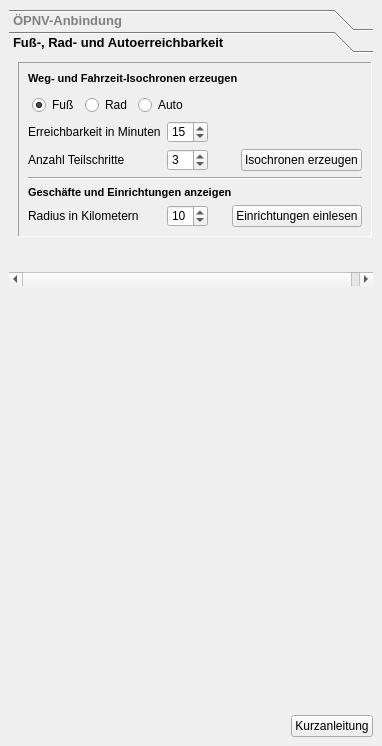
Qt form projektcheck/ui/ProjektCheck_dockwidget_analysis_02-Err.ui (projektcheck/ProjektCheck-QGIS) before a commit.
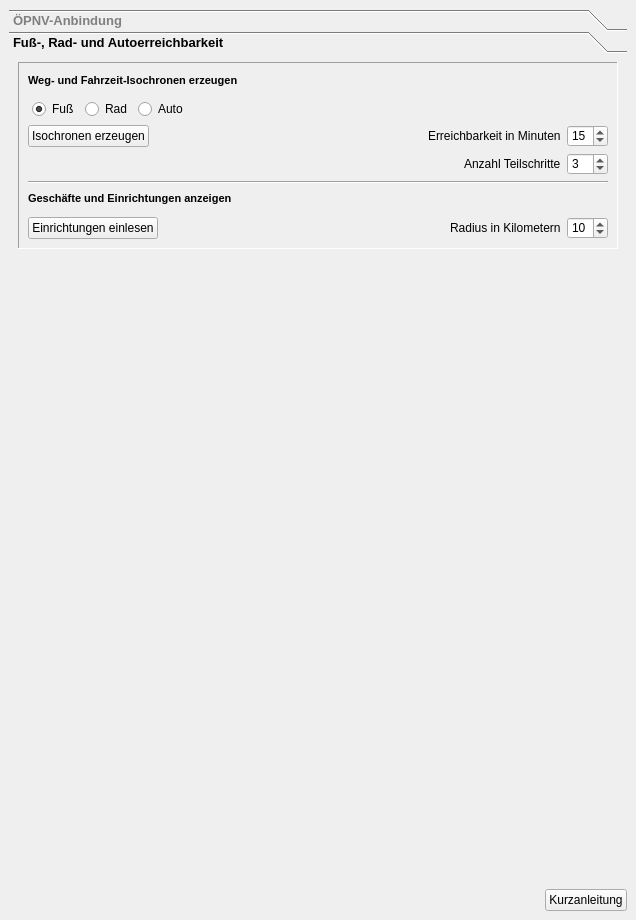
The same form after that commit. The open tabs and pages were chosen to show the change. Icons and pictures are not drawn.

Commit message: first efforts modifying QToolBox appearance (next tab directly subsequent to its predecessor). seriously, this seems to be a standoff! Began switching some visibility-buttons to recalculate-checkboxes ...

The edit to the form file:
```diff
--- a/projektcheck/ui/ProjektCheck_dockwidget_analysis_02-Err.ui
+++ b/projektcheck/ui/ProjektCheck_dockwidget_analysis_02-Err.ui
@@ -6,8 +6,8 @@
    <rect>
     <x>0</x>
     <y>0</y>
-    <width>382</width>
-    <height>746</height>
+    <width>636</width>
+    <height>920</height>
    </rect>
   </property>
   <property name="styleSheet">
@@ -62,6 +62,18 @@
    <layout class="QVBoxLayout" name="verticalLayout">
     <item>
      <widget class="QToolBox" name="toolBox">
+      <property name="sizePolicy">
+       <sizepolicy hsizetype="Preferred" vsizetype="Fixed">
+        <horstretch>0</horstretch>
+        <verstretch>0</verstretch>
+       </sizepolicy>
+      </property>
+      <property name="minimumSize">
+       <size>
+        <width>0</width>
+        <height>253</height>
+       </size>
+      </property>
       <property name="currentIndex">
        <number>0</number>
       </property>
@@ -341,89 +353,49 @@
         <rect>
          <x>0</x>
          <y>0</y>
-         <width>364</width>
-         <height>240</height>
+         <width>618</width>
+         <height>205</height>
         </rect>
        </property>
+       <property name="sizePolicy">
+        <sizepolicy hsizetype="Preferred" vsizetype="Fixed">
+         <horstretch>0</horstretch>
+         <verstretch>0</verstretch>
+        </sizepolicy>
+       </property>
+       <property name="minimumSize">
+        <size>
+         <width>0</width>
+         <height>205</height>
+        </size>
+       </property>
        <attribute name="label">
         <string>Fuß-, Rad- und Autoerreichbarkeit</string>
        </attribute>
-       <layout class="QGridLayout" name="gridLayout_2">
-        <item row="0" column="0">
+       <layout class="QVBoxLayout" name="verticalLayout_4">
+        <item>
          <widget class="QFrame" name="frame_2">
+          <property name="sizePolicy">
+           <sizepolicy hsizetype="Preferred" vsizetype="Fixed">
+            <horstretch>0</horstretch>
+            <verstretch>0</verstretch>
+           </sizepolicy>
+          </property>
+          <property name="minimumSize">
+           <size>
+            <width>0</width>
+            <height>187</height>
+           </size>
+          </property>
           <property name="frameShape">
            <enum>QFrame::Panel</enum>
           </property>
           <property name="frameShadow">
            <enum>QFrame::Sunken</enum>
           </property>
-          <layout class="QGridLayout" name="gridLayout_4">
-           <item row="8" column="0">
-            <widget class="QLabel" name="label_3">
-             <property name="text">
-              <string>Erreichbarkeit in Minuten</string>
-             </property>
-            </widget>
-           </item>
-           <item row="10" column="0" colspan="6">
-            <widget class="Line" name="line_2">
-             <property name="orientation">
-              <enum>Qt::Horizontal</enum>
-             </property>
-            </widget>
-           </item>
-           <item row="12" column="0">
-            <widget class="QLabel" name="label_5">
-             <property name="text">
-              <string>Radius in Kilometern</string>
-             </property>
-            </widget>
-           </item>
-           <item row="8" column="1">
-            <widget class="QSpinBox" name="cutoff_input">
-             <property name="minimum">
-              <number>1</number>
-             </property>
-             <property name="value">
-              <number>15</number>
-             </property>
-            </widget>
-           </item>
-           <item row="12" column="5">
-            <widget class="QPushButton" name="facilities_button">
-             <property name="sizePolicy">
-              <sizepolicy hsizetype="Fixed" vsizetype="Fixed">
-               <horstretch>0</horstretch>
-               <verstretch>0</verstretch>
-              </sizepolicy>
-             </property>
-             <property name="layoutDirection">
-              <enum>Qt::RightToLeft</enum>
-             </property>
-             <property name="text">
-              <string>Einrichtungen einlesen</string>
-             </property>
-             <property name="icon">
-              <iconset>
-               <normaloff>../../images/iconset_mob/20190619_iconset_mob_get_features_1.png</normaloff>../../images/iconset_mob/20190619_iconset_mob_get_features_1.png</iconset>
-             </property>
-             <property name="checkable">
-              <bool>false</bool>
-             </property>
-            </widget>
-           </item>
-           <item row="12" column="1">
-            <widget class="QSpinBox" name="radius_input">
-             <property name="minimum">
-              <number>1</number>
-             </property>
-             <property name="value">
-              <number>10</number>
-             </property>
-            </widget>
-           </item>
-           <item row="11" column="0" colspan="6">
-            <widget class="QLabel" name="label_7">
+          <layout class="QVBoxLayout" name="verticalLayout_5">
+           <item>
+            <widget class="QLabel" name="label">
              <property name="font">
               <font>
                <pointsize>8</pointsize>
@@ -432,54 +404,11 @@
               </font>
              </property>
              <property name="text">
-              <string>Geschäfte und Einrichtungen anzeigen</string>
+              <string>Weg- und Fahrzeit-Isochronen erzeugen</string>
              </property>
             </widget>
            </item>
-           <item row="9" column="1">
-            <widget class="QSpinBox" name="timestep_input">
-             <property name="sizePolicy">
-              <sizepolicy hsizetype="Fixed" vsizetype="Fixed">
-               <horstretch>0</horstretch>
-               <verstretch>0</verstretch>
-              </sizepolicy>
-             </property>
-             <property name="minimum">
-              <number>1</number>
-             </property>
-             <property name="value">
-              <number>3</number>
-             </property>
-            </widget>
-           </item>
-           <item row="9" column="0">
-            <widget class="QLabel" name="label_4">
-             <property name="text">
-              <string>Anzahl Teilschritte</string>
-             </property>
-            </widget>
-           </item>
-           <item row="9" column="5">
-            <widget class="QPushButton" name="isochrones_button">
-             <property name="sizePolicy">
-              <sizepolicy hsizetype="Fixed" vsizetype="Fixed">
-               <horstretch>0</horstretch>
-               <verstretch>0</verstretch>
-              </sizepolicy>
-             </property>
-             <property name="layoutDirection">
-              <enum>Qt::RightToLeft</enum>
-             </property>
-             <property name="text">
-              <string>Isochronen erzeugen</string>
-             </property>
-             <property name="icon">
-              <iconset>
-               <normaloff>../../images/iconset_mob/20190619_iconset_mob_create_isochrones_3.png</normaloff>../../images/iconset_mob/20190619_iconset_mob_create_isochrones_3.png</iconset>
-             </property>
-            </widget>
-           </item>
-           <item row="4" column="0" colspan="6">
+           <item>
             <layout class="QHBoxLayout" name="horizontalLayout_2">
              <property name="leftMargin">
               <number>4</number>
@@ -526,8 +455,115 @@
              </item>
             </layout>
            </item>
-           <item row="0" column="0" colspan="6">
-            <widget class="QLabel" name="label">
+           <item>
+            <layout class="QHBoxLayout" name="horizontalLayout_6">
+             <property name="topMargin">
+              <number>0</number>
+             </property>
+             <item>
+              <widget class="QPushButton" name="isochrones_button">
+               <property name="sizePolicy">
+                <sizepolicy hsizetype="Fixed" vsizetype="Fixed">
+                 <horstretch>0</horstretch>
+                 <verstretch>0</verstretch>
+                </sizepolicy>
+               </property>
+               <property name="layoutDirection">
+                <enum>Qt::RightToLeft</enum>
+               </property>
+               <property name="text">
+                <string>Isochronen erzeugen</string>
+               </property>
+               <property name="icon">
+                <iconset>
+                 <normaloff>../../images/iconset_mob/20190619_iconset_mob_create_isochrones_3.png</normaloff>../../images/iconset_mob/20190619_iconset_mob_create_isochrones_3.png</iconset>
+               </property>
+              </widget>
+             </item>
+             <item>
+              <spacer name="horizontalSpacer_7">
+               <property name="orientation">
+                <enum>Qt::Horizontal</enum>
+               </property>
+               <property name="sizeHint" stdset="0">
+                <size>
+                 <width>40</width>
+                 <height>20</height>
+                </size>
+               </property>
+              </spacer>
+             </item>
+             <item>
+              <widget class="QLabel" name="label_3">
+               <property name="text">
+                <string>Erreichbarkeit in Minuten</string>
+               </property>
+              </widget>
+             </item>
+             <item>
+              <widget class="QSpinBox" name="cutoff_input">
+               <property name="minimum">
+                <number>1</number>
+               </property>
+               <property name="value">
+                <number>15</number>
+               </property>
+              </widget>
+             </item>
+            </layout>
+           </item>
+           <item>
+            <layout class="QHBoxLayout" name="horizontalLayout_7">
+             <property name="topMargin">
+              <number>0</number>
+             </property>
+             <item>
+              <spacer name="horizontalSpacer_6">
+               <property name="orientation">
+                <enum>Qt::Horizontal</enum>
+               </property>
+               <property name="sizeHint" stdset="0">
+                <size>
+                 <width>40</width>
+                 <height>20</height>
+                </size>
+               </property>
+              </spacer>
+             </item>
+             <item>
+              <widget class="QLabel" name="label_4">
+               <property name="text">
+                <string>Anzahl Teilschritte</string>
+               </property>
+              </widget>
+             </item>
+             <item>
+              <widget class="QSpinBox" name="timestep_input">
+               <property name="sizePolicy">
+                <sizepolicy hsizetype="Fixed" vsizetype="Fixed">
+                 <horstretch>0</horstretch>
+                 <verstretch>0</verstretch>
+                </sizepolicy>
+               </property>
+               <property name="minimum">
+                <number>1</number>
+               </property>
+               <property name="value">
+                <number>3</number>
+               </property>
+              </widget>
+             </item>
+            </layout>
+           </item>
+           <item>
+            <widget class="Line" name="line_2">
+             <property name="orientation">
+              <enum>Qt::Horizontal</enum>
+             </property>
+            </widget>
+           </item>
+           <item>
+            <widget class="QLabel" name="label_7">
              <property name="font">
               <font>
                <pointsize>8</pointsize>
@@ -536,59 +572,77 @@
               </font>
              </property>
              <property name="text">
-              <string>Weg- und Fahrzeit-Isochronen erzeugen</string>
+              <string>Geschäfte und Einrichtungen anzeigen</string>
              </property>
             </widget>
            </item>
-           <item row="9" column="2">
-            <spacer name="horizontalSpacer_6">
-             <property name="orientation">
-              <enum>Qt::Horizontal</enum>
+           <item>
+            <layout class="QHBoxLayout" name="horizontalLayout_8">
+             <property name="topMargin">
+              <number>4</number>
              </property>
-             <property name="sizeHint" stdset="0">
-              <size>
-               <width>40</width>
-               <height>20</height>
-              </size>
-             </property>
-            </spacer>
+             <item>
+              <widget class="QPushButton" name="facilities_button">
+               <property name="sizePolicy">
+                <sizepolicy hsizetype="Fixed" vsizetype="Fixed">
+                 <horstretch>0</horstretch>
+                 <verstretch>0</verstretch>
+                </sizepolicy>
+               </property>
+               <property name="layoutDirection">
+                <enum>Qt::RightToLeft</enum>
+               </property>
+               <property name="text">
+                <string>Einrichtungen einlesen</string>
+               </property>
+               <property name="icon">
+                <iconset>
+                 <normaloff>../../images/iconset_mob/20190619_iconset_mob_get_features_1.png</normaloff>../../images/iconset_mob/20190619_iconset_mob_get_features_1.png</iconset>
+               </property>
+               <property name="checkable">
+                <bool>false</bool>
+               </property>
+              </widget>
+             </item>
+             <item>
+              <spacer name="horizontalSpacer_8">
+               <property name="orientation">
+                <enum>Qt::Horizontal</enum>
+               </property>
+               <property name="sizeHint" stdset="0">
+                <size>
+                 <width>40</width>
+                 <height>20</height>
+                </size>
+               </property>
+              </spacer>
+             </item>
+             <item>
+              <widget class="QLabel" name="label_5">
+               <property name="text">
+                <string>Radius in Kilometern</string>
+               </property>
+              </widget>
+             </item>
+             <item>
+              <widget class="QSpinBox" name="radius_input">
+               <property name="minimum">
+                <number>1</number>
+               </property>
+               <property name="value">
+                <number>10</number>
+               </property>
+              </widget>
+             </item>
+            </layout>
            </item>
           </layout>
          </widget>
         </item>
-        <item row="9" column="0">
-         <spacer name="verticalSpacer_2">
-          <property name="orientation">
-           <enum>Qt::Vertical</enum>
-          </property>
-          <property name="sizeType">
-           <enum>QSizePolicy::Expanding</enum>
-          </property>
-          <property name="sizeHint" stdset="0">
-           <size>
-            <width>20</width>
-            <height>40</height>
-           </size>
-          </property>
-         </spacer>
-        </item>
        </layout>
       </widget>
      </widget>
     </item>
-    <item>
-     <spacer name="verticalSpacer_3">
-      <property name="orientation">
-       <enum>Qt::Vertical</enum>
-      </property>
-      <property name="sizeHint" stdset="0">
-       <size>
-        <width>20</width>
-        <height>40</height>
-       </size>
-      </property>
-     </spacer>
-    </item>
     <item>
      <spacer name="verticalSpacer">
       <property name="orientation">
```
Left out of the diff: 131 changed lines with no effect on the pictures. The commit also changes 7 other files.
